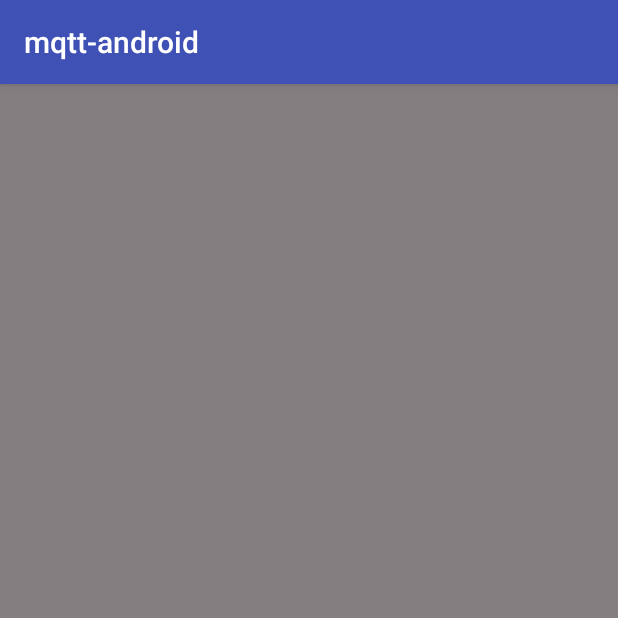
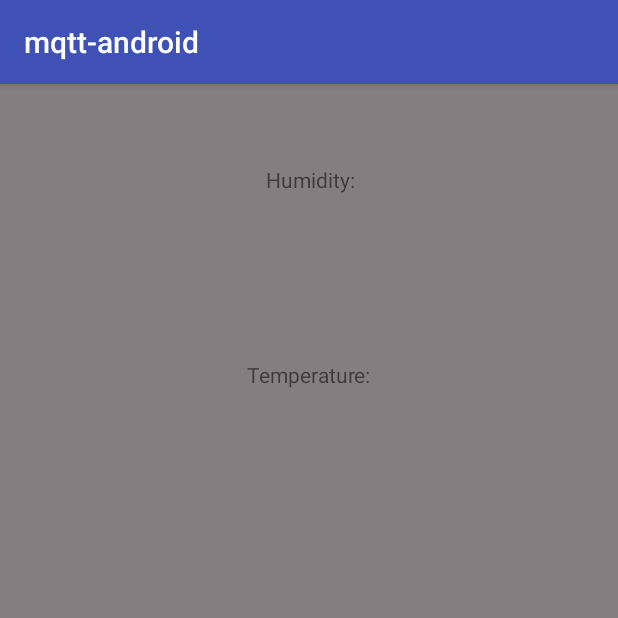
Before and after one commit to hussanhijazi/mqtt-android, an Android app: the screen it shows after launch (SensorActivity), after a tap on "SENSOR", on a phone screen of 412 x 824 dp, the top half of it. Run offline under Robolectric (Android 15) with nearby library versions, the phone set to English and light mode, and no system bars; libraries missing offline, so code that uses them is left out: org.eclipse.paho; 1 statement that could not run was skipped.

Commit message:
Add humidity valeu

```diff
--- a/app/src/main/java/br/com/hussan/mqttandroid/BaseActivity.kt
+++ b/app/src/main/java/br/com/hussan/mqttandroid/BaseActivity.kt
@@ -6,7 +6,7 @@ import org.eclipse.paho.client.mqttv3.MqttMessage
 
 abstract class BaseActivity : AppCompatActivity() {
 
-    lateinit var topic: String
+    lateinit var topic: Array<String>
 
     val mqttClient by lazy {
         MqttClient(this)
@@ -16,7 +16,7 @@ abstract class BaseActivity : AppCompatActivity() {
         const val TAG = "BaseActivity"
     }
 
-    abstract fun messageCallBack(msg: MqttMessage)
+    abstract fun messageCallBack(topic: String, msg: MqttMessage)
 
     override fun onCreate(savedInstanceState: Bundle?) {
         super.onCreate(savedInstanceState)
--- a/app/src/main/java/br/com/hussan/mqttandroid/ChatActivity.kt
+++ b/app/src/main/java/br/com/hussan/mqttandroid/ChatActivity.kt
@@ -14,10 +14,10 @@ class ChatActivity : BaseActivity() {
     }
 
     init {
-        topic = "andrehussanchat"
+        topic = arrayOf("andrehussanchat")
     }
 
-    override fun messageCallBack(msg: MqttMessage) {
+    override fun messageCallBack(topic: String, msg: MqttMessage) {
         txtMsg.text = String(msg.payload)
     }
 
--- a/app/src/main/java/br/com/hussan/mqttandroid/SensorActivity.kt
+++ b/app/src/main/java/br/com/hussan/mqttandroid/SensorActivity.kt
@@ -1,27 +1,48 @@
 package br.com.hussan.mqttandroid
 
 import android.os.Bundle
+import android.support.v7.app.AppCompatActivity
+import android.util.Log
 import com.example.hussan.mqttandroid.R
+import kotlinx.android.synthetic.main.activity_sensor.txtHumidity
 import kotlinx.android.synthetic.main.activity_sensor.txtTemperature
 import org.eclipse.paho.client.mqttv3.MqttMessage
 
-class SensorActivity : BaseActivity() {
+class SensorActivity : AppCompatActivity() {
 
     companion object {
         const val TAG = "SensorActivity"
+        const val TEMPERATURE_TOPIC = "hussan/temperature"
+        const val HUMIDITY_TOPIC = "hussan/humidity"
     }
 
-    init {
-        topic = "hussanhijazitemperature"
-    }
-
-    override fun messageCallBack(msg: MqttMessage) {
-        txtTemperature.text = String(msg.payload)
+    val mqttClient by lazy {
+        MqttClient(this)
     }
 
     override fun onCreate(savedInstanceState: Bundle?) {
         super.onCreate(savedInstanceState)
         setContentView(R.layout.activity_sensor)
+
+        mqttClient.connect(arrayOf(TEMPERATURE_TOPIC, HUMIDITY_TOPIC), ::setData)
+
+    }
+
+    private fun setData(topic: String, msg: MqttMessage) {
+        Log.d("h2", msg.toString())
+        when (topic) {
+            TEMPERATURE_TOPIC -> {
+                txtTemperature.text = " ${String(msg.payload)} ° c"
+            }
+            else -> {
+                txtHumidity.text = " ${String(msg.payload)}"
+            }
+        }
+    }
+
+    override fun onDestroy() {
+        super.onDestroy()
+        mqttClient.close()
     }
 
 }
--- a/app/src/main/java/br/com/hussan/mqttandroid/VoiceActivity.kt
+++ b/app/src/main/java/br/com/hussan/mqttandroid/VoiceActivity.kt
@@ -19,10 +19,10 @@ class VoiceActivity : BaseActivity() {
     }
 
     init {
-        topic = "topic"
+        topic = arrayOf("topic")
     }
 
-    override fun messageCallBack(msg: MqttMessage) {
+    override fun messageCallBack(topic: String, msg: MqttMessage) {
 
     }
 
--- a/app/src/main/res/layout/activity_sensor.xml
+++ b/app/src/main/res/layout/activity_sensor.xml
@@ -1,32 +1,60 @@
 <?xml version="1.0" encoding="utf-8"?>
 <android.support.constraint.ConstraintLayout xmlns:android="http://schemas.android.com/apk/res/android"
     xmlns:app="http://schemas.android.com/apk/res-auto"
+    xmlns:tools="http://schemas.android.com/tools"
     android:layout_width="match_parent"
     android:layout_height="match_parent"
     android:background="@color/background">
 
     <TextView
+        android:id="@+id/textView2"
+        android:layout_width="wrap_content"
+        android:layout_height="wrap_content"
+        android:layout_marginStart="151dp"
+        android:layout_marginLeft="151dp"
+        android:layout_marginTop="54dp"
+        android:layout_marginEnd="149dp"
+        android:layout_marginRight="149dp"
+        android:text="Humidity:"
+        app:layout_constraintEnd_toEndOf="parent"
+        app:layout_constraintStart_toStartOf="parent"
+        app:layout_constraintTop_toTopOf="parent" />
+
+    <TextView
+        android:id="@+id/txtHumidity"
+        android:layout_width="wrap_content"
+        android:layout_height="wrap_content"
+        android:layout_marginTop="16dp"
+        android:textColor="@android:color/white"
+        android:textSize="30dp"
+        app:layout_constraintEnd_toEndOf="parent"
+        app:layout_constraintStart_toStartOf="parent"
+        app:layout_constraintTop_toBottomOf="@+id/textView2"
+        tools:text="21" />
+
+    <TextView
         android:id="@+id/txtTemperature"
         android:layout_width="wrap_content"
         android:layout_height="wrap_content"
-        android:text=""
+        android:layout_marginTop="8dp"
         android:textColor="@android:color/white"
         android:textSize="30dp"
-        app:layout_constraintBottom_toBottomOf="parent"
-        app:layout_constraintLeft_toLeftOf="parent"
-        app:layout_constraintRight_toRightOf="parent"
-        app:layout_constraintTop_toTopOf="parent" />
+        app:layout_constraintEnd_toEndOf="parent"
+        app:layout_constraintHorizontal_bias="0.5"
+        app:layout_constraintStart_toStartOf="parent"
+        app:layout_constraintTop_toBottomOf="@+id/textView"
+        tools:text="32° C" />
 
-    <!--<EditText-->
-    <!--android:id="@+id/editText"-->
-    <!--android:layout_width="wrap_content"-->
-    <!--android:layout_height="wrap_content"-->
-    <!--android:ems="10"-->
-    <!--android:inputType="textPersonName"-->
-    <!--android:text="Name"-->
-    <!--app:layout_constraintBottom_toBottomOf="parent"-->
-    <!--app:layout_constraintEnd_toEndOf="parent"-->
-    <!--app:layout_constraintStart_toStartOf="parent"-->
-    <!--app:layout_constraintTop_toTopOf="parent" />-->
+    <TextView
+        android:id="@+id/textView"
+        android:layout_width="wrap_content"
+        android:layout_height="wrap_content"
+        android:layout_marginTop="54dp"
+        android:text="Temperature:"
+        app:layout_constraintEnd_toEndOf="parent"
+        app:layout_constraintHorizontal_bias="0.5"
+        app:layout_constraintStart_toStartOf="parent"
+        app:layout_constraintTop_toBottomOf="@+id/txtHumidity" />
+
 
 </android.support.constraint.ConstraintLayout>
```
Also changed, not shown: app/src/main/java/br/com/hussan/mqttandroid/MqttClient.kt (+5 -3 lines).
